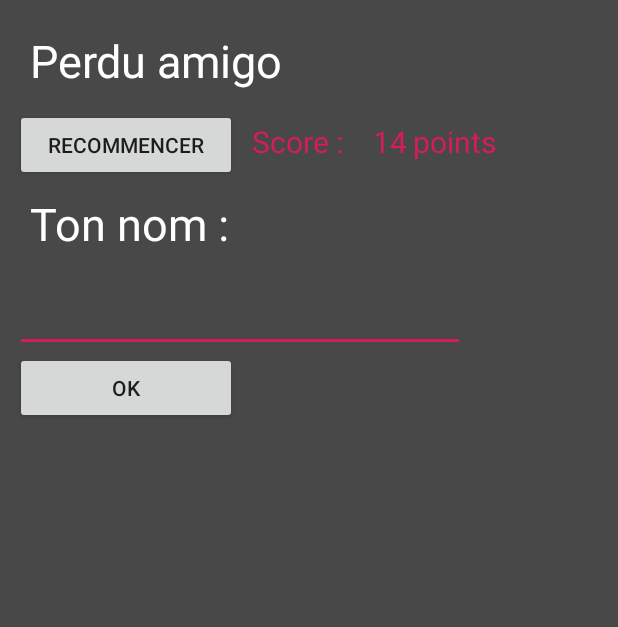
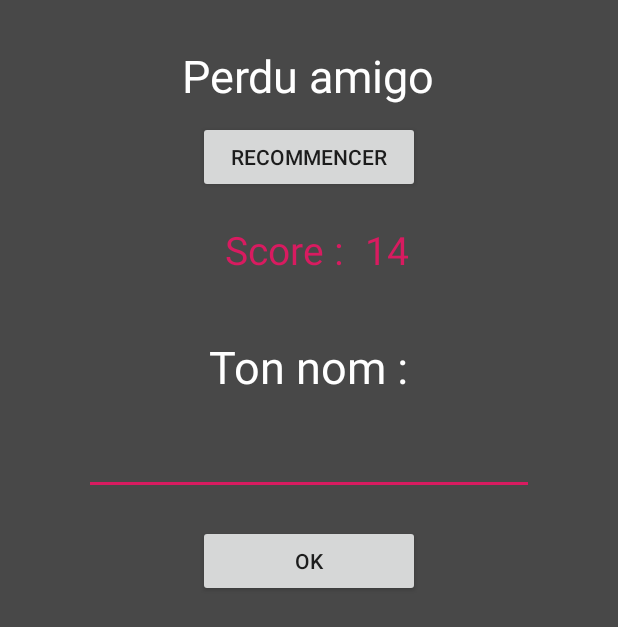
Before and after one commit to alberluc/SnakyAndroid, an Android app: the layout menu.xml on its own in the app's theme, with its tools: preview values and no code run, on a phone screen of 412 x 824 dp. Shown: the top 627 px of the screen. Run offline under Robolectric (Android 15) with nearby library versions, the phone set to English and light mode, and no system bars.

Commit message:
add high score

```diff
--- a/app/src/main/java/com/example/snaky/view/ScoreAdapter.kt
+++ b/app/src/main/java/com/example/snaky/view/ScoreAdapter.kt
@@ -25,6 +25,9 @@ class ScoreAdapter(
         val valueText = rowView.findViewById(R.id.value_text) as TextView
         valueText.text = getItem(position).value.toString()
 
+        val userPos = rowView.findViewById(R.id.user_pos) as TextView
+        userPos.text = if (position + 1 > 1) "${position + 1}ème" else "1er"
+
         return rowView
     }
 
--- a/app/src/main/res/layout/menu.xml
+++ b/app/src/main/res/layout/menu.xml
@@ -8,48 +8,74 @@
             android:orientation="vertical"
             android:layout_width="match_parent"
             android:layout_height="wrap_content"
+            android:layout_centerHorizontal="true"
+            android:gravity="center_horizontal"
             android:padding="10dp">
         <TextView android:layout_width="wrap_content"
                   android:layout_height="wrap_content"
                   android:textSize="30sp"
                   android:textColor="#FFF"
-                  android:text="@string/game_state_lose" android:padding="10dp"/>
-        <LinearLayout android:orientation="horizontal" android:layout_width="match_parent" android:layout_height="wrap_content">
+                  android:text="@string/game_state_lose"
+                  android:layout_marginTop="10dp"
+                  android:padding="10dp"/>
+        <LinearLayout
+                android:orientation="vertical"
+                android:layout_width="wrap_content"
+                android:layout_height="wrap_content">
             <Button
                     android:id="@+id/replay"
                     android:text="@string/game_replay"
                     android:layout_width="148dp"
                     android:layout_height="wrap_content"/>
-            <TextView android:layout_width="wrap_content"
-                      android:layout_height="wrap_content"
-                      android:textSize="20sp"
-                      android:textColor="@color/colorAccent"
-                      android:text="Score :" android:padding="10dp"/>
-            <TextView android:id="@+id/score_user_value" android:layout_width="wrap_content"
-                      android:layout_height="wrap_content"
-                      android:textSize="20sp"
-                      android:textColor="@color/colorAccent"
-                      android:text="14" android:paddingLeft="10dp"/>
-            <TextView android:layout_width="wrap_content"
-                      android:layout_height="wrap_content"
-                      android:textSize="20sp"
-                      android:textColor="@color/colorAccent"
-                      android:text="points" android:padding="4dp"/>
+            <LinearLayout
+                    android:layout_width="match_parent"
+                    android:layout_height="wrap_content"
+                    android:layout_marginVertical="20dp">
+                <TextView android:layout_width="wrap_content"
+                          android:layout_height="wrap_content"
+                          android:textSize="26sp"
+                          android:textColor="@color/colorAccent"
+                          android:text="Score :"
+                          android:paddingRight="5dp"
+                          android:paddingLeft="10dp"
+                          android:layout_weight=".50"
+                          android:textAlignment="viewEnd"
+                          android:paddingEnd="5dp" android:gravity="end"/>
+                <TextView android:id="@+id/score_user_value"
+                          android:layout_width="wrap_content"
+                          android:layout_height="wrap_content"
+                          android:textSize="26sp"
+                          android:textColor="@color/colorAccent"
+                          android:text="14"
+                          android:textAlignment="textStart"
+                          android:layout_weight=".50"
+                          android:paddingLeft="10dp" android:gravity="start"/>
+            </LinearLayout>
         </LinearLayout>
         <TextView android:layout_width="wrap_content"
                   android:layout_height="wrap_content"
                   android:textSize="30sp"
                   android:textColor="#FFF"
-                  android:text="@string/score_indication" android:padding="10dp"/>
+                  android:text="@string/score_indication"
+                  android:padding="10dp"
+        android:layout_marginTop="10dp"/>
         <EditText
+                android:id="@+id/user_text_edit"
+                android:layout_width="300dp"
+                android:layout_height="55dp"
+                android:textColor="@color/white"/>
+        <TextView
+                android:visibility="gone"
                 android:id="@+id/user_text"
                 android:layout_width="300dp"
-                android:layout_height="55dp"/>
+                android:layout_height="55dp"
+                android:textColor="@color/white"/>
         <Button
                 android:id="@+id/valid_score"
                 android:text="@string/score_btn"
                 android:layout_width="148dp"
-                android:layout_height="wrap_content"/>
+                android:layout_height="wrap_content"
+        android:layout_marginVertical="20dp"/>
         <ListView
                 android:id="@+id/score_list"
                 android:layout_width="match_parent"
--- a/app/src/main/res/values/colors.xml
+++ b/app/src/main/res/values/colors.xml
@@ -3,4 +3,5 @@
     <color name="colorPrimary">#008577</color>
     <color name="colorPrimaryDark">#00574B</color>
     <color name="colorAccent">#D81B60</color>
+    <color name="white">#fff</color>
 </resources>
```
Also changed, not shown: app/src/main/java/com/example/snaky/dialog_fragment/MenuDialogFragment.kt (+9 -3 lines), app/src/main/java/com/example/snaky/services/RequestTask.kt (+7 -1 lines), app/src/main/res/layout/score_row.xml (+25 -6 lines).
